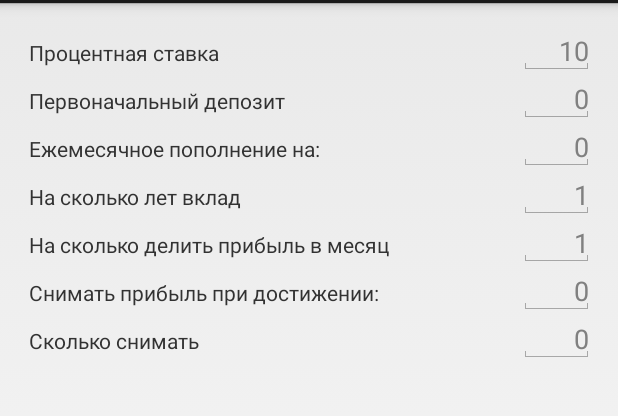
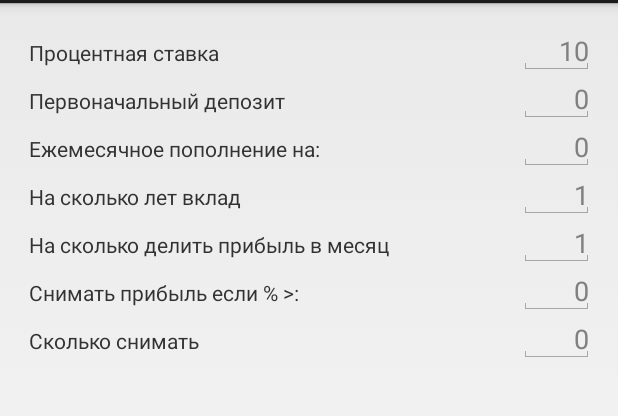
Before and after one commit to McGars/percents, an Android app: the screen it shows after launch (MainActivity), on a phone screen of 412 x 824 dp, the part 69-485 px from its top. Run offline under Robolectric (Android 15) with nearby library versions, the phone set to English and light mode, and no system bars.

Commit message:
fix bugs

```diff
--- a/proc/src/main/java/com/gars/procents/fragments/CountFragment.java
+++ b/proc/src/main/java/com/gars/procents/fragments/CountFragment.java
@@ -60,14 +60,16 @@ public class CountFragment extends Fragment {
 
                 float incoming = data_parce.p_deposit * data_parce.p_procents / 100;
 
-                data_parce.p_deposit = data_parce.p_deposit + data_parce.p_mounth_add_cache
-                        + incoming;
+                data_parce.p_deposit = data_parce.p_deposit + incoming;
                 // take off limit
                 if(data_parce.p_take_off_limit !=0 && data_parce.p_take_off_limit_count != 0 &&
-                        data_parce.p_take_off_limit > data_parce.p_deposit
+                        data_parce.p_take_off_limit < incoming
                         ){
                     data_parce.p_deposit -= data_parce.p_take_off_limit_count;
                     tvTakeoff.setText(String.valueOf(data_parce.p_take_off_limit_count/data_parce.p_portion));
+                }else{
+                    data_parce.p_deposit += data_parce.p_mounth_add_cache;
+
                 }
                 tvIncoming.setText(String.format("%.02f", incoming));
 
--- a/proc/src/main/res/layout/fragment_main.xml
+++ b/proc/src/main/res/layout/fragment_main.xml
@@ -14,11 +14,14 @@
         android:id="@+id/tableLayout">
 
 
-        <TableRow>
+        <TableRow android:layout_width="wrap_content"
+                  android:layout_height="wrap_content">
             <TextView
                 android:layout_column="1"
                 android:text="@string/procent_state"
-                android:padding="3dip" />
+                android:padding="3dip"
+                android:layout_width="wrap_content"
+                android:layout_height="wrap_content"/>
             <EditText
                 android:id="@+id/etProcent"
                 android:layout_width="@dimen/width_etext"
@@ -26,13 +29,18 @@
                 android:hint="10"
                 android:singleLine="true"
                 android:inputType="numberDecimal"
-                android:padding="3dip" />
+                android:padding="3dip"
+                android:layout_height="wrap_content"/>
         </TableRow>
-        <TableRow>
+        <TableRow
+            android:layout_width="match_parent"
+            android:layout_height="wrap_content">
             <TextView
                 android:layout_column="1"
                 android:text="@string/deposit_state"
-                android:padding="3dip" />
+                android:padding="3dip"
+                android:layout_width="match_parent"
+                android:layout_height="wrap_content"/>
             <EditText
                 android:id="@+id/etDeposit"
                 android:layout_width="@dimen/width_etext"
@@ -40,13 +48,18 @@
                 android:hint="0"
                 android:singleLine="true"
                 android:inputType="numberDecimal"
-                android:padding="3dip" />
+                android:padding="3dip"
+                android:layout_height="wrap_content"/>
         </TableRow>
-        <TableRow>
+        <TableRow
+            android:layout_width="match_parent"
+            android:layout_height="wrap_content">
             <TextView
                 android:layout_column="1"
                 android:text="@string/mounths_add_state"
-                android:padding="3dip" />
+                android:padding="3dip"
+                android:layout_width="match_parent"
+                android:layout_height="wrap_content"/>
             <EditText
                 android:id="@+id/etMounthAdd"
                 android:layout_width="@dimen/width_etext"
@@ -54,13 +67,18 @@
                 android:hint="0"
                 android:singleLine="true"
                 android:inputType="numberDecimal"
-                android:padding="3dip" />
+                android:padding="3dip"
+                android:layout_height="wrap_content"/>
         </TableRow>
-        <TableRow>
+        <TableRow
+            android:layout_width="match_parent"
+            android:layout_height="wrap_content">
             <TextView
                 android:layout_column="1"
                 android:text="@string/year_state"
-                android:padding="3dip" />
+                android:padding="3dip"
+                android:layout_width="match_parent"
+                android:layout_height="wrap_content"/>
             <EditText
                 android:hint="1"
                 android:singleLine="true"
@@ -68,13 +86,18 @@
                 android:layout_width="@dimen/width_etext"
                 android:gravity="right"
                 android:inputType="number"
-                android:padding="3dip" />
+                android:padding="3dip"
+                android:layout_height="wrap_content"/>
         </TableRow>
-        <TableRow>
+        <TableRow
+            android:layout_width="match_parent"
+            android:layout_height="wrap_content">
             <TextView
                 android:layout_column="1"
                 android:text="@string/portion_state"
-                android:padding="3dip" />
+                android:padding="3dip"
+                android:layout_width="match_parent"
+                android:layout_height="wrap_content"/>
             <EditText
                 android:hint="1"
                 android:singleLine="true"
@@ -82,33 +105,46 @@
                 android:layout_width="@dimen/width_etext"
                 android:gravity="right"
                 android:inputType="numberDecimal"
-                android:padding="3dip" />
+                android:padding="3dip"
+                android:layout_height="wrap_content"/>
         </TableRow>
-        <TableRow>
+        <TableRow
+            android:layout_width="match_parent"
+            android:layout_height="wrap_content">
             <TextView
                 android:layout_column="1"
                 android:text="@string/takeoff_state"
-                android:padding="3dip" />
+                android:padding="3dip"
+                android:layout_width="match_parent"
+                android:layout_height="wrap_content"/>
             <EditText
                 android:id="@+id/etTakeOff"
                 android:hint="0"
                 android:singleLine="true"
+                android:inputType="numberDecimal"
                 android:layout_width="@dimen/width_etext"
                 android:gravity="right"
-                android:padding="3dip" />
+                android:padding="3dip"
+                android:layout_height="wrap_content"/>
         </TableRow>
-        <TableRow>
+        <TableRow
+            android:layout_width="match_parent"
+            android:layout_height="wrap_content">
             <TextView
                 android:layout_column="1"
                 android:text="@string/takeoff_count_state"
-                android:padding="3dip" />
+                android:padding="3dip"
+                android:layout_width="match_parent"
+                android:layout_height="wrap_content"/>
             <EditText
                 android:id="@+id/etTakeOffCount"
                 android:hint="0"
                 android:singleLine="true"
+                android:inputType="numberDecimal"
                 android:layout_width="@dimen/width_etext"
                 android:gravity="right"
-                android:padding="3dip" />
+                android:padding="3dip"
+                android:layout_height="wrap_content"/>
         </TableRow>
     </TableLayout>
 
--- a/proc/src/main/res/values/strings.xml
+++ b/proc/src/main/res/values/strings.xml
@@ -11,7 +11,7 @@
     <string name="portion_state">На сколько делить прибыль в месяц</string>
     <string name="deposit_state">Первоначальный депозит</string>
     <string name="mounths_add_state">Ежемесячное пополнение на:</string>
-    <string name="takeoff_state">Снимать прибыль при достижении:</string>
+    <string name="takeoff_state">Снимать прибыль если % >:</string>
     <string name="takeoff_count_state">Сколько снимать</string>
     <string name="count">Посчитать</string>
     <string name="tvDate">Дата</string>
```
